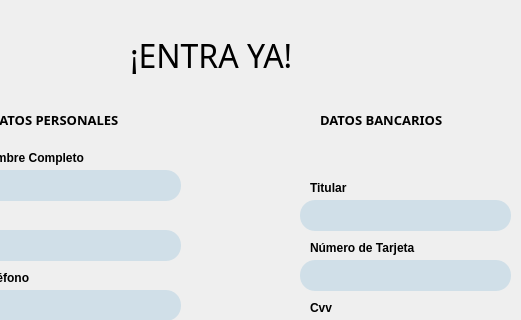
Before: the Qt Designer form src/vista/ui/RegistroCliP.ui in eperec03/museo, drawn with Qt 5; both pictures show x 150 to 671 and y 0 to 320 of the 800 by 600 pixel window.
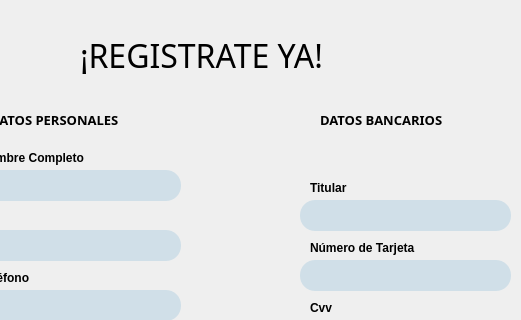
After: the same form once the commit is applied.

The edit to the form file:
```diff
--- a/src/vista/ui/RegistroCliP.ui
+++ b/src/vista/ui/RegistroCliP.ui
@@ -239,9 +239,9 @@
    <widget class="QLabel" name="label_3">
     <property name="geometry">
      <rect>
-      <x>280</x>
+      <x>230</x>
       <y>10</y>
-      <width>291</width>
+      <width>361</width>
       <height>91</height>
      </rect>
     </property>
@@ -254,7 +254,7 @@
      </font>
     </property>
     <property name="text">
-     <string>¡ENTRA YA!</string>
+     <string>¡REGISTRATE YA!</string>
     </property>
    </widget>
    <widget class="QLineEdit" name="lineNombre">
@@ -284,27 +284,6 @@
      <string>&lt;html&gt;&lt;head/&gt;&lt;body&gt;&lt;p&gt;&lt;span style=&quot; font-weight:600;&quot;&gt;Nombre Completo&lt;/span&gt;&lt;/p&gt;&lt;/body&gt;&lt;/html&gt;</string>
     </property>
    </widget>
-   <widget class="QLabel" name="label_2">
-    <property name="geometry">
-     <rect>
-      <x>250</x>
-      <y>10</y>
-      <width>291</width>
-      <height>91</height>
-     </rect>
-    </property>
-    <property name="font">
-     <font>
-      <family>Bell MT</family>
-      <pointsize>24</pointsize>
-      <weight>50</weight>
-      <bold>false</bold>
-     </font>
-    </property>
-    <property name="text">
-     <string/>
-    </property>
-   </widget>
    <widget class="QLineEdit" name="lineDni">
     <property name="geometry">
      <rect>
```
Left out of the diff: 16 changed lines with no effect on the pictures.
